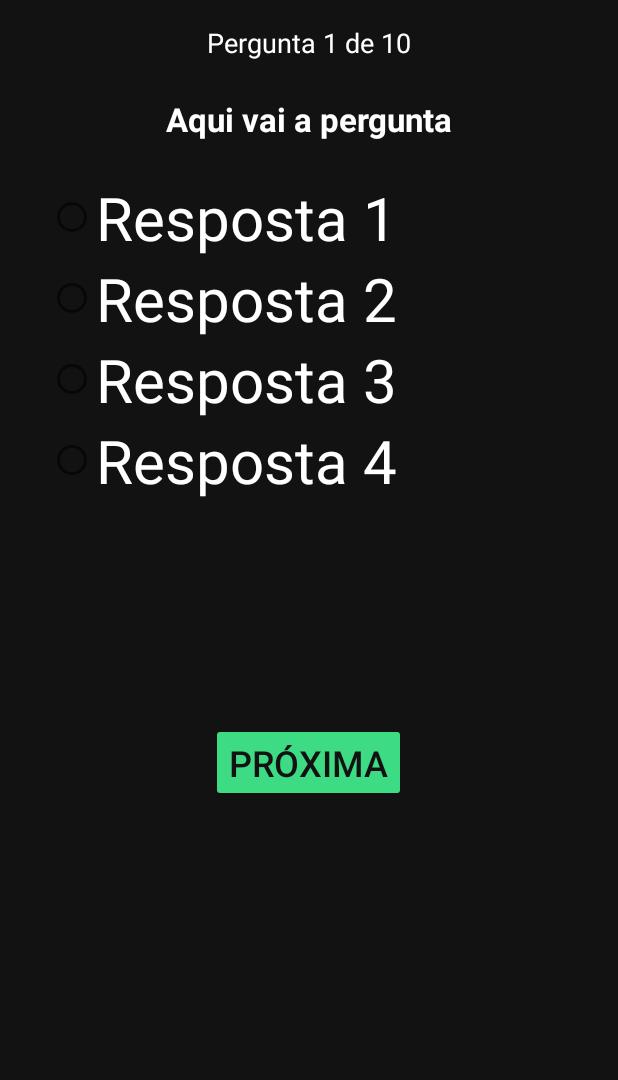
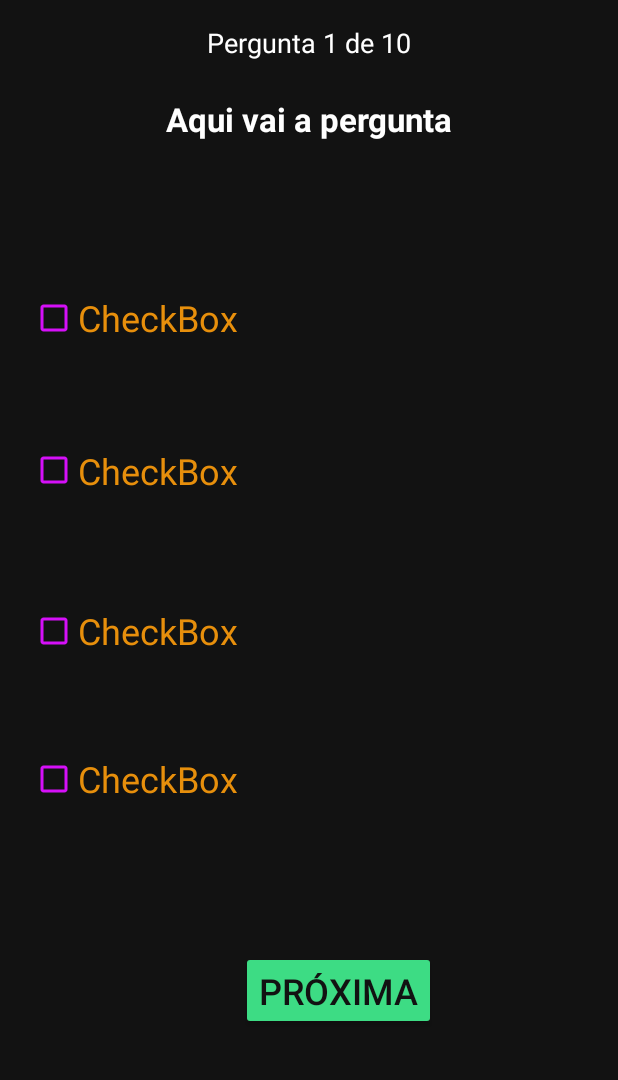
Before and after one commit to SauloOliveira358/Show-do-Android, an Android app: the layout activity_quiz.xml on its own in the app's theme, with its tools: preview values and no code run, on a phone screen of 412 x 824 dp, the part 105-1185 px from its top. Run offline under Robolectric (Android 15) with nearby library versions, the phone set to English and light mode, and no system bars.

Commit message:
mechi algumas coisas tirei o roudbutton la porque no meu tava dando erro

```diff
--- a/app/src/main/java/com/example/showdomilhao/Quiz.java
+++ b/app/src/main/java/com/example/showdomilhao/Quiz.java
@@ -1,5 +1,7 @@
 package com.example.showdomilhao;
 
+import android.annotation.SuppressLint;
+import android.content.Intent;
 import android.support.v7.app.AppCompatActivity;
 import android.os.Bundle;
 import android.view.View;
@@ -12,30 +14,31 @@ private TextView bemVindo,pergunta;
 private CheckBox resposta1,resposta2,resposta3,resposta4;
 private Button proxima_Pergunta;
 private boolean checkBoxTexto;
-private int pontuação;
+private int pontuação = 0;
 
 private String []  Perguntas = {
-        "Pergunta1",
-        "Pergunta2",
+        "Qual arquivo é responsável por declarar permissões e configurações básicas de um app Android?",
+        "Para alterar o layout visual de uma activity, qual tipo de arquivo é normalmente utilizado?",
         "Pergunta3",
 };
 
 private String[][] Respostas = {
-        {"Resposta1","Resposta2","Resposta3","Resposta4"},
-        {"Resposta1","Resposta2","Resposta3","Resposta4"},
+        {"MainActivity.java","AndroidManifest.xml","strings.xml","styles.xml"},
+        {".java",".gradle",".xml",".json"},
         {"Resposta1","Resposta2","Resposta3","Resposta4"},
 };
 
 private int [] respostaCerta = {1,2,0}; //aqui coloca as respostas correta em cada pergunta na ordem certa
 private int respostaSelecionada;
 private int perguntaAtual = 0;
+    @SuppressLint("MissingInflatedId")
     @Override
     protected void onCreate(Bundle savedInstanceState) {
         super.onCreate(savedInstanceState);
         setContentView(R.layout.activity_quiz);
         bemVindo = findViewById(R.id.IdTextViewShowdoAndroid);
         pergunta = findViewById(R.id.IdTextViewPergunta);
-        resposta1 = findViewById(R.id.IdCheckboxResposta1);
+        resposta1 = findViewById(R.id.idCheckboxResposta1);
         resposta2 = findViewById(R.id.IdCheckboxResposta2);
         resposta3 = findViewById(R.id.IdCheckboxResposta3);
         resposta4 = findViewById(R.id.IdCheckboxResposta4);
@@ -74,7 +77,7 @@ private int perguntaAtual = 0;
             public void onClick(View v) {
                 acertoErro();  // o metodo pra saber se acertou ou errou
                 if(perguntaAtual <= Perguntas.length-2){
-                    if(perguntaAtual <= Perguntas.length-3){
+                    if(perguntaAtual == Perguntas.length-2){
                         proxima_Pergunta.setText("Finalizar");
                     }
                     if(checkBoxTexto == true){
@@ -89,10 +92,8 @@ private int perguntaAtual = 0;
                 }
                 }else{
 
-                    //Tela final de quantas acertou ou o que fazer
-                    //
-                    //
-                    //
+                    Intent intent2 = new Intent(getApplicationContext(),Resultado.class);
+                    startActivity(intent2);
 
                 }
             }
--- a/app/src/main/java/com/example/showdomilhao/Resultado.java
+++ b/app/src/main/java/com/example/showdomilhao/Resultado.java
@@ -14,7 +14,7 @@ public class Resultado extends AppCompatActivity {
     // Declaração dos componentes da interface
     private TextView textoPontuacao; // Exibe a pontuação final
     private Button botaoReiniciar;   // Botão para reiniciar o quiz
-
+    private int resultado_Quiz;
     // Método onCreate é chamado quando a Activity é criada
     @Override
     protected void onCreate(Bundle savedInstanceState) {
@@ -27,12 +27,12 @@ public class Resultado extends AppCompatActivity {
 
         // Recupera a pontuação enviada pela Activity Quiz
         Intent intent = getIntent();
-        int pontuacao = intent.getIntExtra("pontuacao", 0);
+        int pontuacao = intent.getIntExtra("Resultado",0);
         // Se não receber nada, assume 0 como valor padrão
 
         // Calcula a pontuação final
         // Cada acerto vale 100 pontos, portanto multiplica pelo número de acertos
-        int pontuacaoFinal = pontuacao * 100;
+        int pontuacaoFinal = resultado_Quiz * 100;
 
         // Exibe a pontuação na tela
         textoPontuacao.setText(String.valueOf(pontuacaoFinal));
@@ -42,10 +42,12 @@ public class Resultado extends AppCompatActivity {
             @Override
             public void onClick(View v) {
                 // Cria uma Intent para iniciar novamente a tela do Quiz
-                Intent intent = new Intent(Resultado.this, Quiz.class);
+                Intent intent = new Intent(Resultado.this, MainActivity.class);
                 startActivity(intent); // Inicia o Quiz
                 finish(); // Encerra a tela de Resultado para não ficar acumulando Activities
             }
         });
     }
+
+
 }
--- a/app/src/main/res/layout/activity_quiz.xml
+++ b/app/src/main/res/layout/activity_quiz.xml
@@ -1,114 +1,142 @@
 <?xml version="1.0" encoding="utf-8"?>
-<android.support.constraint.ConstraintLayout
-    xmlns:android="http://schemas.android.com/apk/res/android"
+<android.support.constraint.ConstraintLayout xmlns:android="http://schemas.android.com/apk/res/android"
     xmlns:app="http://schemas.android.com/apk/res-auto"
+    xmlns:tools="http://schemas.android.com/tools"
     android:layout_width="match_parent"
     android:layout_height="match_parent"
     android:background="#121212">
 
     <!-- Título principal -->
+
+    <CheckBox
+        android:id="@+id/idCheckboxResposta1"
+        style="@style/Widget.AppCompat.CompoundButton.CheckBox"
+        android:layout_width="0dp"
+        android:layout_height="0dp"
+        android:layout_marginStart="20dp"
+        android:layout_marginEnd="20dp"
+        android:layout_marginBottom="24dp"
+        android:buttonTint="#D510F8"
+        android:text="CheckBox"
+        android:textColor="#E78F0C"
+        android:textSize="24sp"
+        app:layout_constraintBottom_toTopOf="@+id/IdCheckboxResposta2"
+        app:layout_constraintEnd_toEndOf="parent"
+        app:layout_constraintHorizontal_bias="1.0"
+        app:layout_constraintStart_toStartOf="parent"
+        app:layout_constraintTop_toBottomOf="@+id/IdTextViewPergunta" />
+
+    <CheckBox
+        android:id="@+id/IdCheckboxResposta4"
+        android:layout_width="0dp"
+        android:layout_height="0dp"
+        android:layout_marginStart="20dp"
+        android:layout_marginEnd="20dp"
+        android:layout_marginBottom="76dp"
+        android:buttonTint="#D510F8"
+        android:text="CheckBox"
+        android:textColor="#E78F0C"
+        android:textSize="24sp"
+        app:layout_constraintBottom_toTopOf="@+id/IdBtnProximaPergunta"
+        app:layout_constraintEnd_toEndOf="parent"
+        app:layout_constraintStart_toStartOf="parent"
+        app:layout_constraintTop_toBottomOf="@+id/IdCheckboxResposta3" />
+
+    <CheckBox
+        android:id="@+id/IdCheckboxResposta2"
+        android:layout_width="0dp"
+        android:layout_height="0dp"
+        android:layout_marginStart="20dp"
+        android:layout_marginEnd="20dp"
+        android:layout_marginBottom="29dp"
+        android:buttonTint="#D510F8"
+        android:text="CheckBox"
+        android:textColor="#E78F0C"
+        android:textSize="24sp"
+        app:layout_constraintBottom_toTopOf="@+id/IdCheckboxResposta3"
+        app:layout_constraintEnd_toEndOf="parent"
+        app:layout_constraintStart_toStartOf="parent"
+        app:layout_constraintTop_toBottomOf="@+id/idCheckboxResposta1" />
+
+    <CheckBox
+        android:id="@+id/IdCheckboxResposta3"
+        android:layout_width="0dp"
+        android:layout_height="0dp"
+        android:layout_marginStart="20dp"
+        android:layout_marginEnd="20dp"
+        android:layout_marginBottom="21dp"
+        android:buttonTint="#D510F8"
+        android:text="CheckBox"
+        android:textColor="#E78F0C"
+        android:textSize="24sp"
+        app:layout_constraintBottom_toTopOf="@+id/IdCheckboxResposta4"
+        app:layout_constraintEnd_toEndOf="parent"
+        app:layout_constraintStart_toStartOf="parent"
+        app:layout_constraintTop_toBottomOf="@+id/IdCheckboxResposta2" />
+
     <TextView
         android:id="@+id/IdTextViewShowdoAndroid"
         android:layout_width="wrap_content"
         android:layout_height="wrap_content"
+        android:layout_marginTop="32dp"
+        android:layout_marginBottom="16dp"
         android:text="SHOW DO ANDROID"
+        android:textColor="#3DDC84"
         android:textSize="28sp"
-        android:textColor="#3DDC84"
         android:textStyle="bold"
-        app:layout_constraintTop_toTopOf="parent"
+        app:layout_constraintBottom_toTopOf="@+id/IdTextViewNumeroPergunta"
+        app:layout_constraintEnd_toEndOf="parent"
         app:layout_constraintStart_toStartOf="parent"
-        app:layout_constraintEnd_toEndOf="parent"
-        android:layout_marginTop="32dp"/>
+        app:layout_constraintTop_toTopOf="parent" />
 
     <!-- Número da pergunta -->
     <TextView
         android:id="@+id/IdTextViewNumeroPergunta"
         android:layout_width="wrap_content"
         android:layout_height="wrap_content"
+        android:layout_marginBottom="24dp"
         android:text="Pergunta 1 de 10"
+        android:textColor="#FFFFFF"
         android:textSize="18sp"
-        android:textColor="#FFFFFF"
-        app:layout_constraintTop_toBottomOf="@id/IdTextViewShowdoAndroid"
+        app:layout_constraintBottom_toTopOf="@+id/IdTextViewPergunta"
+        app:layout_constraintEnd_toEndOf="parent"
         app:layout_constraintStart_toStartOf="parent"
-        app:layout_constraintEnd_toEndOf="parent"
-        android:layout_marginTop="16dp"/>
+        app:layout_constraintTop_toBottomOf="@+id/IdTextViewShowdoAndroid" />
 
     <!-- Pergunta -->
     <TextView
         android:id="@+id/IdTextViewPergunta"
         android:layout_width="0dp"
         android:layout_height="wrap_content"
+        android:layout_marginStart="24dp"
+        android:layout_marginEnd="24dp"
+        android:layout_marginBottom="79dp"
+        android:gravity="center"
         android:text="Aqui vai a pergunta"
+        android:textColor="#FFFFFF"
         android:textSize="22sp"
         android:textStyle="bold"
-        android:textColor="#FFFFFF"
-        android:gravity="center"
-        android:layout_marginStart="24dp"
-        android:layout_marginEnd="24dp"
-        android:layout_marginTop="24dp"
-        app:layout_constraintTop_toBottomOf="@id/IdTextViewNumeroPergunta"
+        app:layout_constraintBottom_toTopOf="@+id/idCheckboxResposta1"
+        app:layout_constraintEnd_toEndOf="parent"
         app:layout_constraintStart_toStartOf="parent"
-        app:layout_constraintEnd_toEndOf="parent"/>
+        app:layout_constraintTop_toBottomOf="@+id/IdTextViewNumeroPergunta" />
 
     <!-- Grupo de respostas -->
-    <RadioGroup
-        android:id="@+id/IdGrupoRespostas"
-        android:layout_width="0dp"
-        android:layout_height="wrap_content"
-        android:orientation="vertical"
-        android:layout_marginStart="32dp"
-        android:layout_marginEnd="32dp"
-        android:layout_marginTop="24dp"
-        app:layout_constraintTop_toBottomOf="@id/IdTextViewPergunta"
-        app:layout_constraintStart_toStartOf="parent"
-        app:layout_constraintEnd_toEndOf="parent">
-
-        <RadioButton
-            android:id="@+id/IdRadioResposta1"
-            android:layout_width="wrap_content"
-            android:layout_height="wrap_content"
-            android:text="Resposta 1"
-            android:textColor="#FFFFFF"
-            android:textSize="40sp" />
-
-        <RadioButton
-            android:id="@+id/IdRadioResposta2"
-            android:layout_width="wrap_content"
-            android:layout_height="wrap_content"
-            android:text="Resposta 2"
-            android:textColor="#FFFFFF"
-            android:textSize="40sp" />
-
-        <RadioButton
-            android:id="@+id/IdRadioResposta3"
-            android:layout_width="wrap_content"
-            android:layout_height="wrap_content"
-            android:text="Resposta 3"
-            android:textColor="#FFFFFF"
-            android:textSize="40sp" />
-
-        <RadioButton
-            android:id="@+id/IdRadioResposta4"
-            android:layout_width="wrap_content"
-            android:layout_height="wrap_content"
-            android:text="Resposta 4"
-            android:textColor="#FFFFFF"
-            android:textSize="40sp" />
-    </RadioGroup>
 
     <!-- Botão Próxima -->
+
     <Button
         android:id="@+id/IdBtnProximaPergunta"
         android:layout_width="wrap_content"
         android:layout_height="wrap_content"
-        android:layout_marginTop="148dp"
+        android:layout_marginEnd="121dp"
+        android:layout_marginBottom="67dp"
         android:backgroundTint="#3DDC84"
         android:text="Próxima"
         android:textColor="#121212"
         android:textSize="24sp"
+        app:layout_constraintBottom_toBottomOf="parent"
         app:layout_constraintEnd_toEndOf="parent"
-        app:layout_constraintHorizontal_bias="0.498"
-        app:layout_constraintStart_toStartOf="parent"
-        app:layout_constraintTop_toBottomOf="@id/IdGrupoRespostas" />
+        app:layout_constraintTop_toBottomOf="@+id/IdCheckboxResposta4" />
 
 </android.support.constraint.ConstraintLayout>
```
